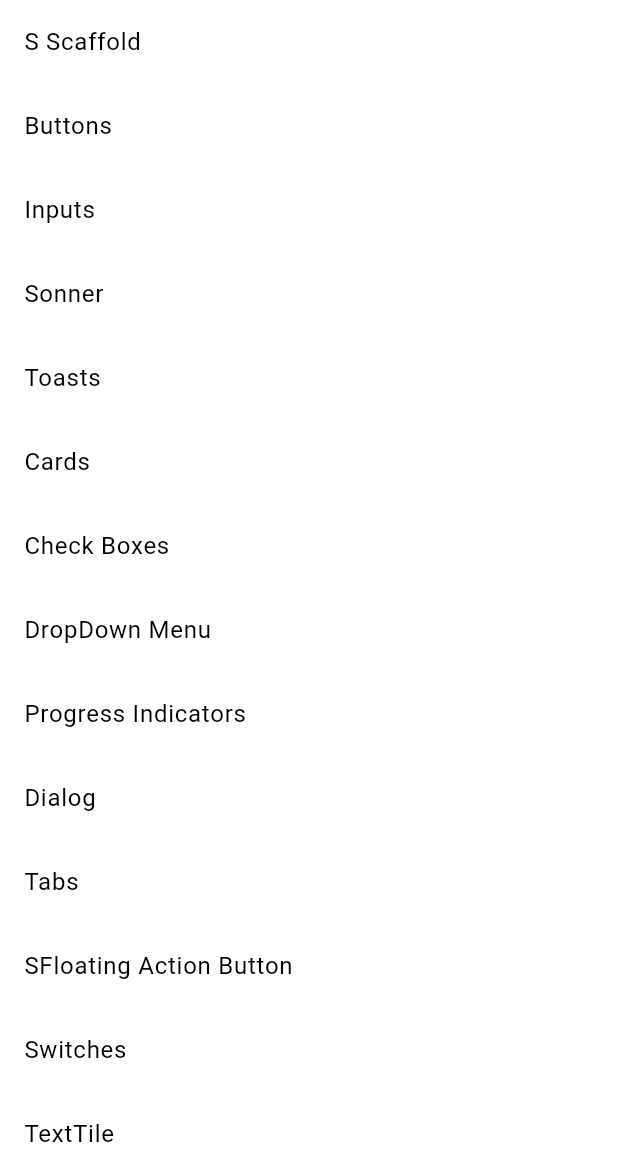
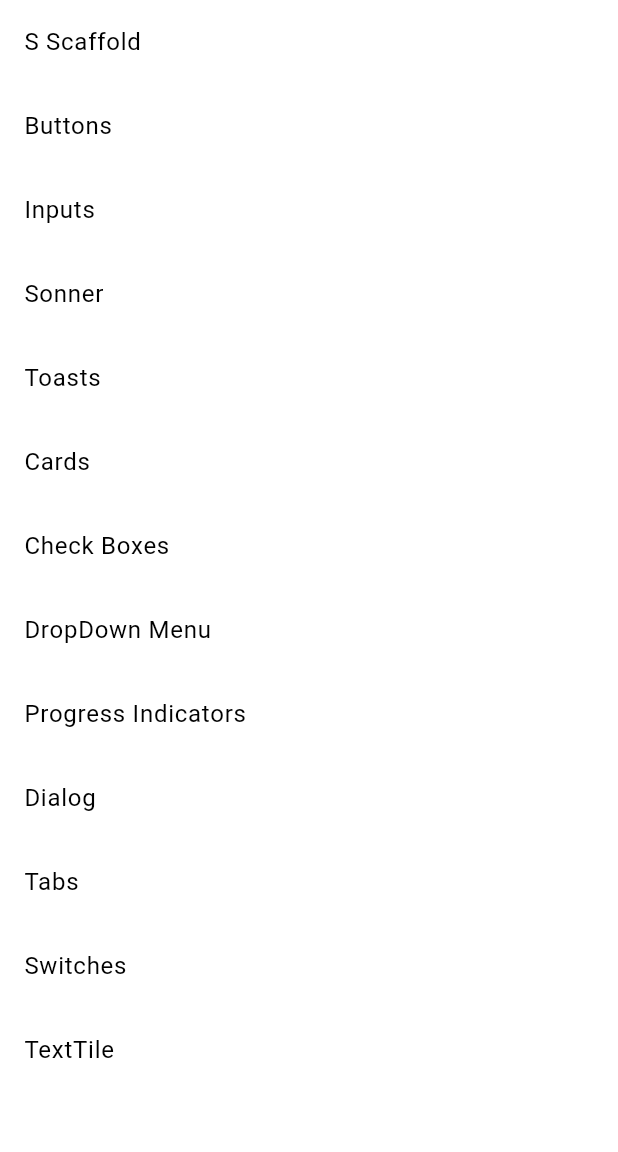
Before and after one commit to FRANK732/s_design, a Flutter app: the screen it shows after launch, on a phone screen of 412 x 824 dp, the part 84-1236 px from its top. Run offline on Flutter 3.47's test engine with Material 3 defaults, Android fonts, the phone set to English and light mode, and no system bars; our stand-ins replace flutter_spinkit, get, shimmer.

Commit message:
chore: comment out unused 'SFloating Action Button' entry in widget list

```diff
--- a/example/lib/main.dart
+++ b/example/lib/main.dart
@@ -69,7 +69,7 @@ class _MyHomePageState extends State<MyHomePage> {
     {'title': 'Progress Indicators', 'page': '/progress_indicator_page'},
     {'title': 'Dialog', 'page': '/modal_page'},
     {'title': 'Tabs', 'page': '/tab_page'},
-    {'title': 'SFloating Action Button', 'page': '/s_fab_page'},
+    // {'title': 'SFloating Action Button', 'page': '/s_fab_page'},
     {'title': 'Switches', 'page': '/switch_page'},
     {'title': 'TextTile', 'page': '/list_tile_page'},
   ];
```
